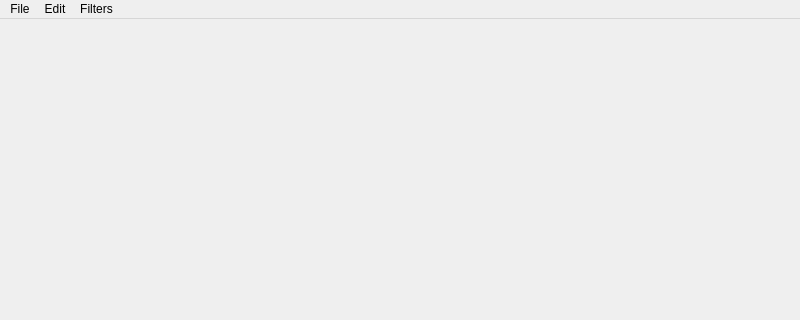
First picture: the form in app/src/main_window.ui, repository jan-moravec/structured_log_viewer, before the edit; both pictures show x 0 to 800 and y 0 to 320 of the 800 by 600 pixel window.
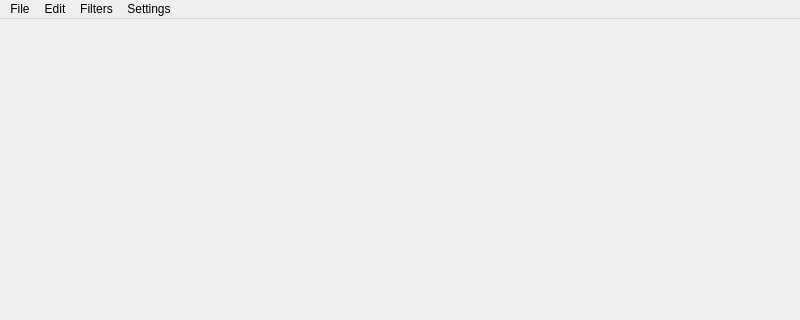
Second picture: the form after the edit.

```diff
--- a/app/src/main_window.ui
+++ b/app/src/main_window.ui
@@ -50,9 +50,16 @@
     <addaction name="actionClearAllFilters"/>
     <addaction name="separator"/>
    </widget>
+   <widget class="QMenu" name="menuSettings">
+    <property name="title">
+     <string>Settings</string>
+    </property>
+    <addaction name="actionPreferences"/>
+   </widget>
    <addaction name="menuFile"/>
    <addaction name="menuEdit"/>
    <addaction name="menuFilters"/>
+   <addaction name="menuSettings"/>
   </widget>
   <widget class="QStatusBar" name="statusBar"/>
   <action name="actionOpen">
```
Left out of the diff: 5 changed lines with no effect on the pictures.
